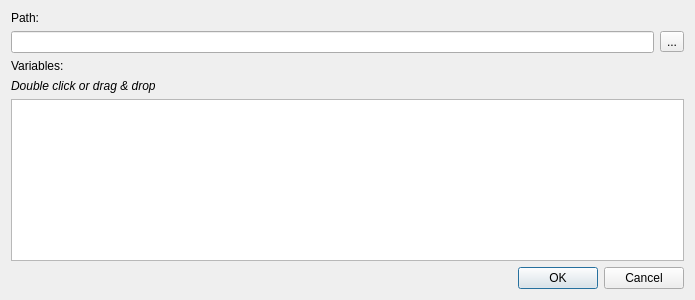
This is ui/TextEditorDialog.ui in ETHZ-INS/Flow3R as Qt 5 draws it before an edit. The edited form follows.
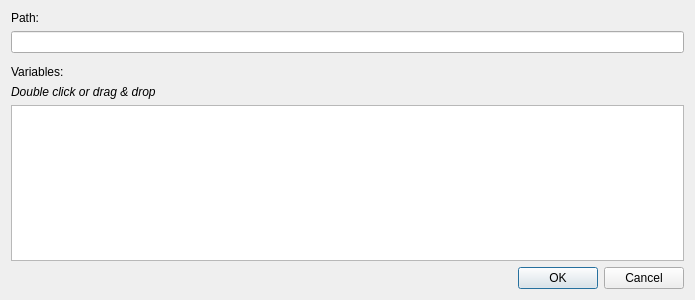
This is the edited form. Icons and pictures are not drawn. Custom widgets are drawn as their Qt base class.

The edit to the form file:
```diff
--- a/ui/TextEditorDialog.ui
+++ b/ui/TextEditorDialog.ui
@@ -42,6 +42,9 @@
         </property>
        </widget>
       </item>
+      <item>
+       <widget class="VariableTextWidget" name="txt_value"/>
+      </item>
       <item>
        <widget class="QFrame" name="frame_2">
         <property name="frameShape">
@@ -63,19 +66,6 @@
          <property name="bottomMargin">
           <number>0</number>
          </property>
-         <item>
-          <widget class="QLineEdit" name="txt_value"/>
-         </item>
-         <item>
-          <widget class="QToolButton" name="btn_select_path">
-           <property name="text">
-            <string>...</string>
-           </property>
-           <property name="icon">
-            <iconset theme="folder-open"/>
-           </property>
-          </widget>
-         </item>
         </layout>
        </widget>
       </item>
@@ -127,6 +117,13 @@
    </item>
   </layout>
  </widget>
+ <customwidgets>
+  <customwidget>
+   <class>VariableTextWidget</class>
+   <extends>QLineEdit</extends>
+   <header>app/widgets/variable_text_widget.h</header>
+  </customwidget>
+ </customwidgets>
  <resources/>
  <connections>
   <connection>
```
